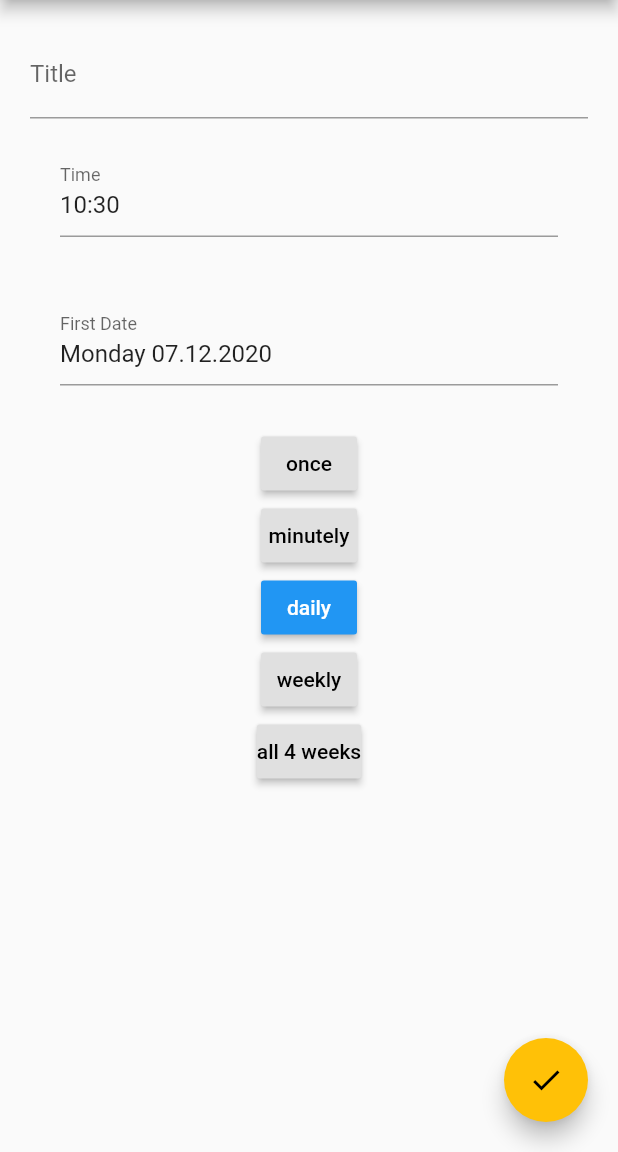
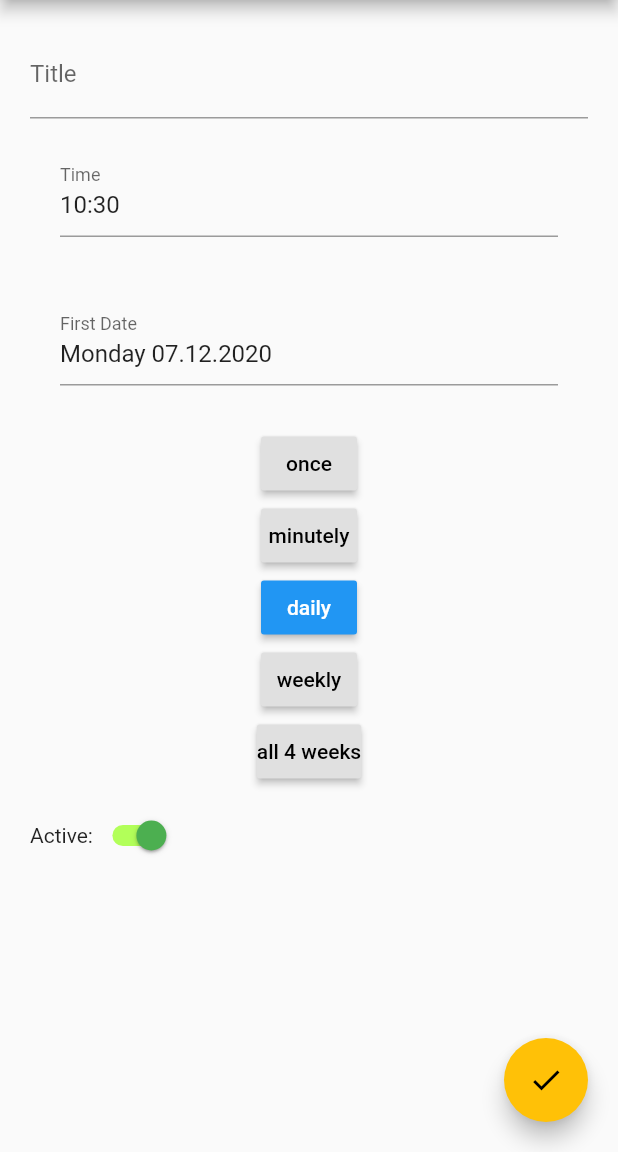
Before and after one commit to JustinHorn/FlutterChallenge, a Flutter app: the screen it shows after launch, after a tap on the "add" icon, on a phone screen of 412 x 824 dp, the part 84-1236 px from its top. Run offline on Flutter 3.47's test engine with Material 2 defaults, Android fonts, the phone set to English and light mode, and no system bars; our stand-ins replace flutter_bloc, flutter_datetime_picker, flutter_local_notifications, rxdart, sqflite, timezone; accounts and stored records are empty.

Commit message:
added active switch

```diff
--- a/lib/date_extensions.dart
+++ b/lib/date_extensions.dart
@@ -1,5 +1,4 @@
 import 'package:ReminderApp/globals.dart';
-import 'package:intl/intl.dart';
 import 'package:timezone/standalone.dart';
 
 extension MyDateTime on DateTime {
--- a/lib/models/reminder.dart
+++ b/lib/models/reminder.dart
@@ -12,10 +12,12 @@ class Reminder {
   Cycle cycle;
   String firstDate;
   String dayTime;
+  bool active;
 
   List<ReminderNotification> notifications = List<ReminderNotification>();
 
-  Reminder(this.id, this.message, this.cycle, this.firstDate, this.dayTime) {
+  Reminder(this.id, this.message, this.cycle, this.firstDate, this.dayTime,
+      {this.active = true}) {
     print(firstDate);
   }
 
@@ -46,6 +48,7 @@ class Reminder {
       "cycle": cycle.id,
       "firstDate": firstDate,
       "dayTime": dayTime,
+      "active": active ? 1 : 0,
     };
   }
 
--- a/lib/models/reminder_notification.dart
+++ b/lib/models/reminder_notification.dart
@@ -13,6 +13,9 @@ class ReminderNotification {
   TZDateTime time;
 
   ReminderNotification(this.id, this.reminder, this.time) {
+    if (reminder == null) {
+      throw Exception("Reminder is not allowed to be null!");
+    }
     reminder.notifications.add(this);
     schedule();
   }
--- a/lib/screens/reminder/reminder.dart
+++ b/lib/screens/reminder/reminder.dart
@@ -40,6 +40,8 @@ class _ReminderPageState extends State<ReminderPage> {
 
   String dateMask = 'EEEE dd.MM.yyyy';
 
+  bool active = true;
+
   ReminderBloc _reminderBloc;
 
   @override
@@ -65,6 +67,7 @@ class _ReminderPageState extends State<ReminderPage> {
       time = widget.reminder.getFirstDateTime();
 
       _cycle = widget.reminder.cycle;
+      active = widget.reminder.active;
     }
 
     dayTime = DateFormat("HH:mm").format(time);
@@ -94,9 +97,7 @@ class _ReminderPageState extends State<ReminderPage> {
         padding: const EdgeInsets.all(20.0),
         child: Center(
           child: Container(
-            child: Column(
-              mainAxisAlignment: MainAxisAlignment.start,
-              crossAxisAlignment: CrossAxisAlignment.start,
+            child: ListView(
               children: <Widget>[
                 TitleField(_message, setMessage),
                 Container(
@@ -120,7 +121,6 @@ class _ReminderPageState extends State<ReminderPage> {
                   width: double.infinity,
                   child: TextField(
                     onTap: () {
-                      print("Tab");
                       DatePicker.showDatePicker(
                         context,
                         showTitleActions: true,
@@ -134,7 +134,21 @@ class _ReminderPageState extends State<ReminderPage> {
                     decoration: InputDecoration(labelText: "First Date"),
                   ),
                 ),
-                CycleSelector(_cycle, setCycle)
+                CycleSelector(_cycle, setCycle),
+                Row(children: [
+                  Text("Active:"),
+                  Switch(
+                    value: active,
+                    onChanged: (value) => setState(() {
+                      active = value;
+                    }),
+                    activeTrackColor: Colors.lightGreenAccent,
+                    activeColor: Colors.green,
+                  ),
+                  Expanded(
+                    child: Text(""),
+                  )
+                ])
               ],
             ),
           ),
@@ -174,6 +188,7 @@ class _ReminderPageState extends State<ReminderPage> {
       _cycle,
       firstDate,
       dayTime,
+      active: active,
     );
 
     ReminderAction rA = new ReminderAction(
--- a/lib/state/database_helper.dart
+++ b/lib/state/database_helper.dart
@@ -17,7 +17,7 @@ class DatabaseHelper {
       join(await getDatabasesPath(), "reminder.db"),
       onCreate: (db, version) {
         db.execute(
-          "CREATE TABLE reminder(id INTEGER PRIMARY KEY, message TEXT, cycle INTEGER, firstDate VARCHAR(25), dayTime VARCHAR(10))",
+          "CREATE TABLE reminder(id INTEGER PRIMARY KEY, message TEXT, cycle INTEGER, firstDate VARCHAR(25), dayTime VARCHAR(10),active INTEGER)",
         );
         db.execute(
           "CREATE TABLE notification(id INTEGER PRIMARY KEY, reminderID INTEGER, time VARCHAR(50))",
@@ -65,13 +65,13 @@ class DatabaseHelper {
     return List.generate(
       reminderMap.length,
       (index) {
-        print(reminderMap[index]);
         Reminder reminder = Reminder(
           reminderMap[index]["id"],
           reminderMap[index]["message"],
           CycleExtension.getById(reminderMap[index]["cycle"]),
           reminderMap[index]["firstDate"],
           reminderMap[index]["dayTime"],
+          active: reminderMap[index]["active"] == 1,
         );
 
         List<ReminderNotification> nR = notificationMap
@@ -79,6 +79,7 @@ class DatabaseHelper {
             .map((nR) => ReminderNotification(nR["id"], reminder,
                 DateFormat(notificationTimeMask).parse(nR["time"]).toTZ()))
             .toList();
+        return reminder;
       },
     );
   }
--- a/lib/state/reminder_bloc.dart
+++ b/lib/state/reminder_bloc.dart
@@ -5,7 +5,7 @@ import 'database_helper.dart';
 import '../models/reminder.dart';
 import 'package:timezone/standalone.dart' as tz;
 
-enum ReminderActionType { init, add, replace, delete, addAll }
+enum ReminderActionType { init, add, replace, delete }
 
 class ReminderAction {
   ReminderActionType _type;
@@ -31,6 +31,7 @@ class ReminderBloc extends Bloc<ReminderAction, List<Reminder>> {
   @override
   Stream<List<Reminder>> mapEventToState(ReminderAction event) async* {
     List<Reminder> newList = List.from(state);
+
     switch (event.type) {
       case ReminderActionType.init:
         List<Reminder> r = await databaseHelper.getReminders();
@@ -40,13 +41,7 @@ class ReminderBloc extends Bloc<ReminderAction, List<Reminder>> {
         });
         yield r;
         break;
-      case ReminderActionType.addAll:
-        newList.addAll(event.reminders);
-        event.reminders.forEach((element) async {
-          await databaseHelper.insertReminder(element);
-        });
-        yield newList;
-        break;
+
       case ReminderActionType.add:
         newList.add(event.reminder);
         await databaseHelper.insertReminder(event.reminder);
```
Also changed, not shown: lib/Notificaitions/NotificationReminderLayer.dart (+7 -2 lines).
